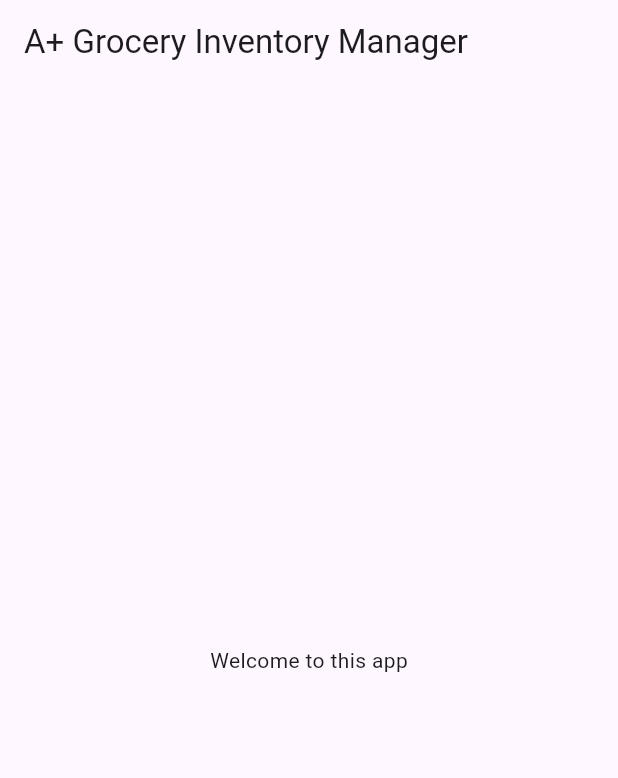
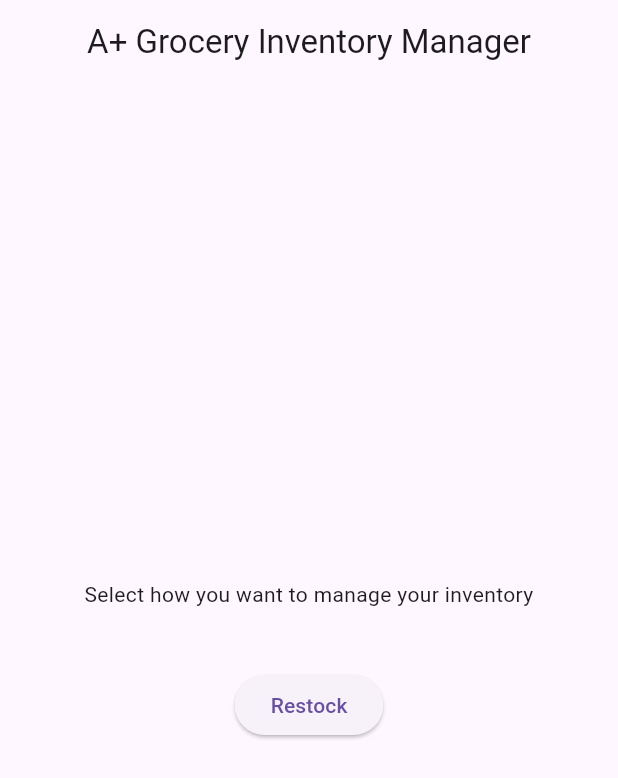
Before and after one commit to liz2lio/grocery_manager, a Flutter app: the screen it shows after launch, on a phone screen of 412 x 824 dp. Shown: the top 778 px of the screen. Run offline on Flutter 3.47's test engine with Material 3 defaults, Android fonts, the phone set to English and light mode, and no system bars.

Commit message:
align centered texts

```diff
--- a/lib/main.dart
+++ b/lib/main.dart
@@ -7,8 +7,10 @@ void main()  {
       home: Scaffold (
         appBar: AppBar(
           title: Text("A+ Grocery Inventory Manager"),
+          centerTitle: true,
         ),
         body: const HomeScreen(),
+
       )
     )
   );
--- a/lib/screens/home_screen.dart
+++ b/lib/screens/home_screen.dart
@@ -1,13 +1,28 @@
 import 'package:flutter/material.dart';
+//import 'package:get/get.dart';
 
 class HomeScreen extends StatelessWidget {
   const HomeScreen ({super.key});
 
   @override
   Widget build(BuildContext context) {
+
     return Center(
-      child: Text("Welcome to this app"),
+      child: Column (
+        mainAxisSize: MainAxisSize.min,
+        crossAxisAlignment: CrossAxisAlignment.center,
+        children: [
+          Text("Select how you want to manage your inventory",
+          textAlign: TextAlign.center,),
 
+          SizedBox(height:40), //spacing
+
+          ElevatedButton(
+            onPressed: () {},
+            child: Text("Restock"), //Go to EditScreen
+          )
+          ]
+      )
     );
   }
 }
```
